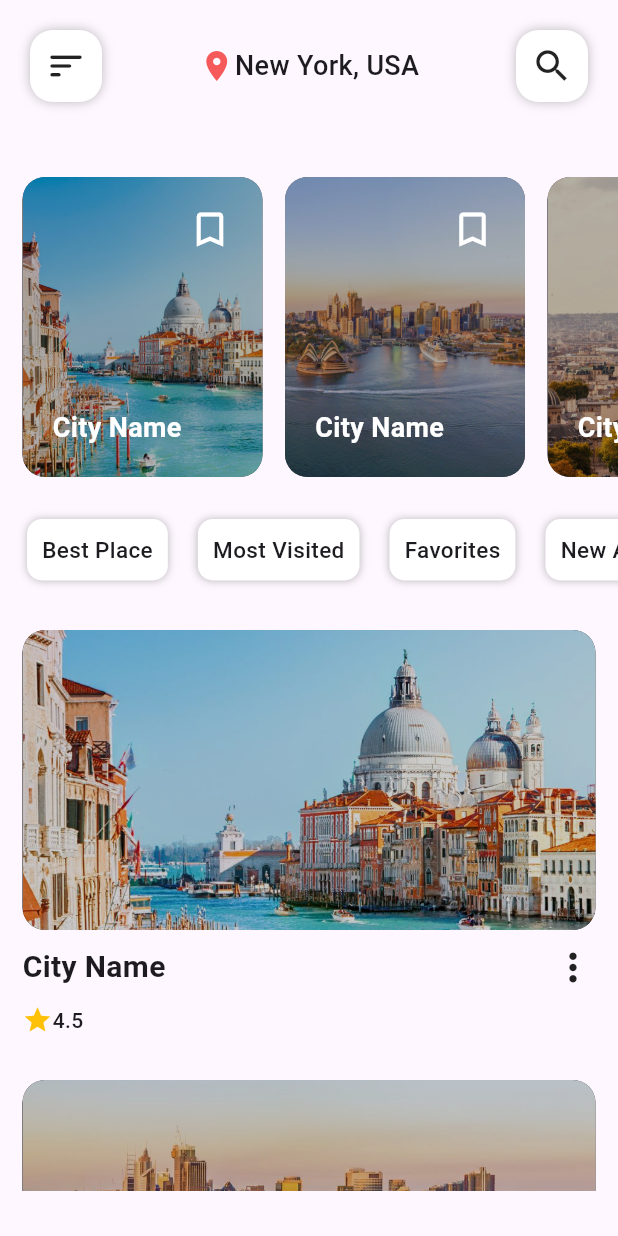
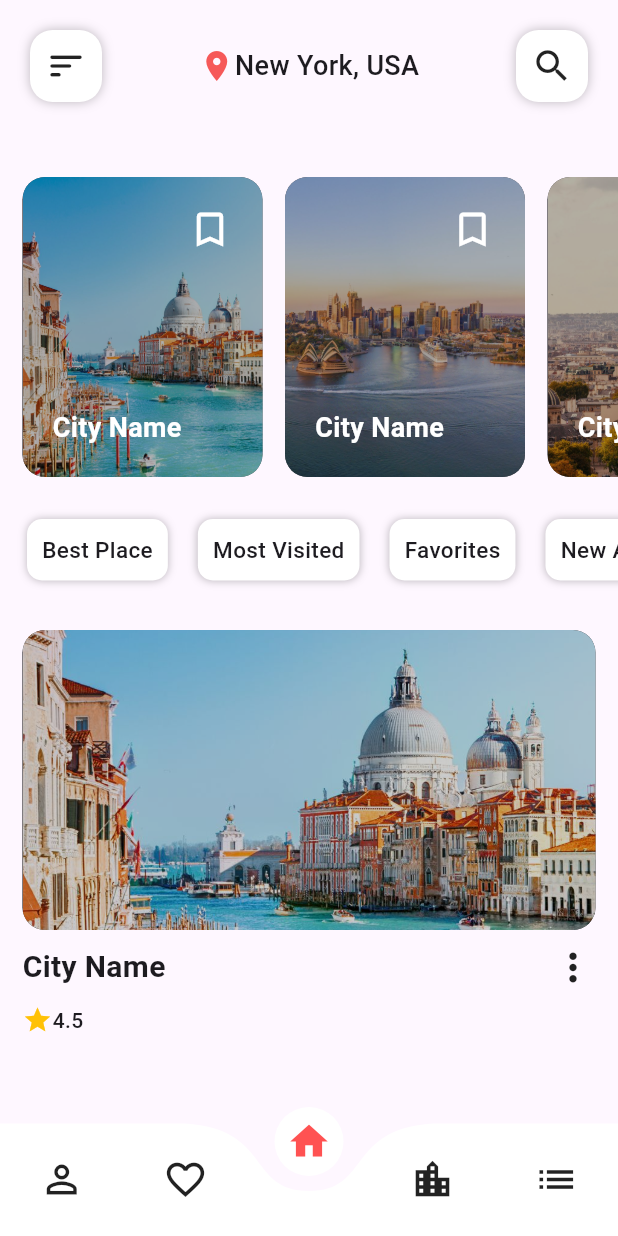
Before and after one commit to RusdyZain/TravelAppsFlutter, a Flutter app: the screen it shows after launch, after a tap on the "arrow forward ios" icon, on a phone screen of 412 x 824 dp. Run offline on Flutter 3.47's test engine with Material 3 defaults, Android fonts, the phone set to English and light mode, and no system bars; drawn by our look-alikes of curved_navigation_bar.

Commit message:
Setup Bottom Bar

```diff
--- a/travelappsflutter/analysis_options.yaml
+++ b/travelappsflutter/analysis_options.yaml
@@ -7,7 +7,7 @@
 
 # The following line activates a set of recommended lints for Flutter apps,
 # packages, and plugins designed to encourage good coding practices.
-include: package:flutter_lints/flutter.yaml
+# include: package:flutter_lints/flutter.yaml
 
 linter:
   # The lint rules applied to this project can be customized in the
--- a/travelappsflutter/lib/main.dart
+++ b/travelappsflutter/lib/main.dart
@@ -29,7 +29,7 @@ class _MyAppStateState extends State<MyApp> {
         colorScheme: ColorScheme.fromSeed(seedColor: Colors.deepPurple),
         useMaterial3: true,
       ),
-      home: const HomeScreen(),
+      home: HomeScreen(),
     );
   }
 }
--- a/travelappsflutter/lib/pages/home_screen.dart
+++ b/travelappsflutter/lib/pages/home_screen.dart
@@ -1,8 +1,9 @@
 import 'package:flutter/material.dart';
 import 'package:travelappsflutter/wigets/home_app_bar.dart';
+import 'package:travelappsflutter/wigets/home_bottom_bar.dart';
 
 class HomePage extends StatefulWidget {
-  const HomePage({super.key});
+  HomePage({super.key});
 
   @override
   State<HomePage> createState() => _HomePageState();
@@ -21,13 +22,13 @@ class _HomePageState extends State<HomePage> {
   @override
   Widget build(BuildContext context) {
     return Scaffold(
-      appBar: const PreferredSize(
+      appBar: PreferredSize(
         preferredSize: Size.fromHeight(90.0),
         child: HomeAppBar(),
       ),
       body: SafeArea(
         child: Padding(
-        padding: const EdgeInsets.symmetric(vertical: 30),
+          padding: EdgeInsets.symmetric(vertical: 30),
           child: SingleChildScrollView(
             child: Column(
               children: [
@@ -45,8 +46,8 @@ class _HomePageState extends State<HomePage> {
                                 onTap: () {},
                                 child: Container(
                                   width: 160,
-                                padding: const EdgeInsets.all(20),
-                                margin: const EdgeInsets.only(left: 15),
+                                  padding: EdgeInsets.all(20),
+                                  margin: EdgeInsets.only(left: 15),
                                   decoration: BoxDecoration(
                                     color: Colors.black,
                                     borderRadius: BorderRadius.circular(15),
@@ -61,16 +62,16 @@ class _HomePageState extends State<HomePage> {
                                     children: [
                                       Container(
                                         alignment: Alignment.topRight,
-                                      child: const Icon(
+                                        child: Icon(
                                           Icons.bookmark_border_outlined,
                                           color: Colors.white,
                                           size: 30,
                                         ),
                                       ),
-                                    const Spacer(),
+                                      Spacer(),
                                       Container(
                                         alignment: Alignment.bottomLeft,
-                                      child: const Text(
+                                        child: Text(
                                           "City Name",
                                           style: TextStyle(
                                             color: Colors.white,
@@ -88,21 +89,21 @@ class _HomePageState extends State<HomePage> {
                     ),
                   ],
                 ),
-              const SizedBox(height: 20),
+                SizedBox(height: 20),
                 SingleChildScrollView(
                   scrollDirection: Axis.horizontal,
                   child: Padding(
-                  padding: const EdgeInsets.all(8),
+                    padding: EdgeInsets.all(8),
                     child: Row(
                       children: [
                         for (int i = 0; i < 6; i++)
                           Container(
-                          margin: const EdgeInsets.symmetric(horizontal: 10),
-                          padding: const EdgeInsets.all(10),
+                            margin: EdgeInsets.symmetric(horizontal: 10),
+                            padding: EdgeInsets.all(10),
                             decoration: BoxDecoration(
                               color: Colors.white,
                               borderRadius: BorderRadius.circular(10),
-                            boxShadow: const [
+                              boxShadow: [
                                 BoxShadow(
                                   color: Colors.black26,
                                   blurRadius: 4,
@@ -111,7 +112,7 @@ class _HomePageState extends State<HomePage> {
                             ),
                             child: Text(
                               category[i],
-                            style: const TextStyle(
+                              style: TextStyle(
                                 fontSize: 15,
                                 fontWeight: FontWeight.w500,
                               ),
@@ -121,14 +122,14 @@ class _HomePageState extends State<HomePage> {
                     ),
                   ),
                 ),
-              const SizedBox(height: 10),
+                SizedBox(height: 10),
                 ListView.builder(
-                  physics: const NeverScrollableScrollPhysics(),
+                    physics: NeverScrollableScrollPhysics(),
                     itemCount: 6,
                     shrinkWrap: true,
                     itemBuilder: (BuildContext context, int index) {
                       return Padding(
-                      padding: const EdgeInsets.all(15),
+                        padding: EdgeInsets.all(15),
                         child: Column(
                           children: [
                             InkWell(
@@ -139,18 +140,19 @@ class _HomePageState extends State<HomePage> {
                                   color: Colors.black,
                                   borderRadius: BorderRadius.circular(15),
                                   image: DecorationImage(
-                                  image:
-                                      AssetImage("images/city${index + 1}.jpg"),
+                                    image: AssetImage(
+                                        "images/city${index + 1}.jpg"),
                                     fit: BoxFit.cover,
                                     opacity: 0.8,
                                   ),
                                 ),
                               ),
                             ),
-                          const Padding(
+                            Padding(
                               padding: EdgeInsets.only(top: 10),
                               child: Row(
-                              mainAxisAlignment: MainAxisAlignment.spaceBetween,
+                                mainAxisAlignment:
+                                    MainAxisAlignment.spaceBetween,
                                 children: [
                                   Text(
                                     "City Name",
@@ -162,8 +164,8 @@ class _HomePageState extends State<HomePage> {
                                 ],
                               ),
                             ),
-                          const SizedBox(height: 10),
-                          const Row(
+                            SizedBox(height: 10),
+                            Row(
                               children: [
                                 Icon(
                                   Icons.star,
@@ -185,7 +187,9 @@ class _HomePageState extends State<HomePage> {
               ],
             ),
           ),
-      )),
+        ),
+      ),
+      bottomNavigationBar: HomeBottomBar(),
     );
   }
 }
--- a/travelappsflutter/lib/pages/welcome_screen.dart
+++ b/travelappsflutter/lib/pages/welcome_screen.dart
@@ -4,7 +4,7 @@ import 'package:flutter/material.dart';
 import 'package:travelappsflutter/pages/home_screen.dart';
 
 class HomeScreen extends StatefulWidget {
-  const HomeScreen({super.key});
+  HomeScreen({super.key});
 
   @override
   State<HomeScreen> createState() => Home_ScreenState();
@@ -14,7 +14,7 @@ class Home_ScreenState extends State<HomeScreen> {
   @override
   Widget build(BuildContext context) {
     return Container(
-      decoration: const BoxDecoration(
+      decoration: BoxDecoration(
           image: DecorationImage(
               image: AssetImage("images/bg.jpg"),
               fit: BoxFit.cover,
@@ -23,11 +23,11 @@ class Home_ScreenState extends State<HomeScreen> {
         color: Colors.transparent,
         child: SafeArea(
           child: Padding(
-            padding: const EdgeInsets.symmetric(vertical: 65, horizontal: 25),
+            padding: EdgeInsets.symmetric(vertical: 65, horizontal: 25),
             child: Column(
               crossAxisAlignment: CrossAxisAlignment.start,
               children: [
-                const Text(
+                Text(
                   "Enjoy",
                   style: TextStyle(
                       color: Colors.white,
@@ -35,7 +35,7 @@ class Home_ScreenState extends State<HomeScreen> {
                       fontWeight: FontWeight.bold,
                       letterSpacing: 1.5),
                 ),
-                const SizedBox(height: 2),
+                SizedBox(height: 2),
                 Text(
                   "the World!",
                   style: TextStyle(
@@ -44,7 +44,7 @@ class Home_ScreenState extends State<HomeScreen> {
                       fontWeight: FontWeight.w400,
                       letterSpacing: 1.5),
                 ),
-                const SizedBox(height: 12),
+                SizedBox(height: 12),
                 Text(
                   "Lorem Ipsum is simply dummy text of the printing and typesetting industry. Lorem Ipsum has been the industry's standard dummy text ever since the 1500s.",
                   style: TextStyle(
@@ -53,22 +53,22 @@ class Home_ScreenState extends State<HomeScreen> {
                     letterSpacing: 1.2,
                   ),
                 ),
-                const SizedBox(height: 30),
+                SizedBox(height: 30),
                 InkWell(
                   onTap: () {
                     Navigator.push(
                         context,
                         MaterialPageRoute(
-                          builder: (context) => const HomePage(),
+                          builder: (context) => HomePage(),
                         ));
                   },
                   child: Ink(
-                    padding: const EdgeInsets.all(15),
+                    padding: EdgeInsets.all(15),
                     decoration: BoxDecoration(
                       color: Colors.white,
                       borderRadius: BorderRadius.circular(12),
                     ),
-                    child: const Icon(
+                    child: Icon(
                       Icons.arrow_forward_ios,
                       color: Colors.black54,
                       size: 20,
--- /dev/null
+++ b/travelappsflutter/lib/wigets/home_bottom_bar.dart
@@ -0,0 +1,42 @@
+import 'package:curved_navigation_bar/curved_navigation_bar.dart';
+import 'package:flutter/material.dart';
+
+class HomeBottomBar extends StatefulWidget {
+  HomeBottomBar({super.key});
+
+  @override
+  State<HomeBottomBar> createState() => _HomeBottomBarState();
+}
+
+class _HomeBottomBarState extends State<HomeBottomBar> {
+  @override
+  Widget build(BuildContext context) {
+    return CurvedNavigationBar(
+      backgroundColor: Colors.transparent,
+      index: 2,
+      items: [
+        Icon(
+          Icons.person_outline,
+          size: 30,
+        ),
+        Icon(
+          Icons.favorite_outline,
+          size: 30,
+        ),
+        Icon(
+          Icons.home,
+          size: 30,
+          color: Colors.redAccent,
+        ),
+        Icon(
+          Icons.location_city_outlined,
+          size: 30,
+        ),
+        Icon(
+          Icons.list,
+          size: 30,
+        ),
+      ],
+    );
+  }
+}
--- a/travelappsflutter/pubspec.yaml
+++ b/travelappsflutter/pubspec.yaml
@@ -34,6 +34,7 @@ dependencies:
   # The following adds the Cupertino Icons font to your application.
   # Use with the CupertinoIcons class for iOS style icons.
   cupertino_icons: ^1.0.6
+  curved_navigation_bar: ^1.0.3
 
 dev_dependencies:
   flutter_test:
```
Also changed, not shown: travelappsflutter/pubspec.lock. Lines whose indentation alone changed are shown as unchanged.
